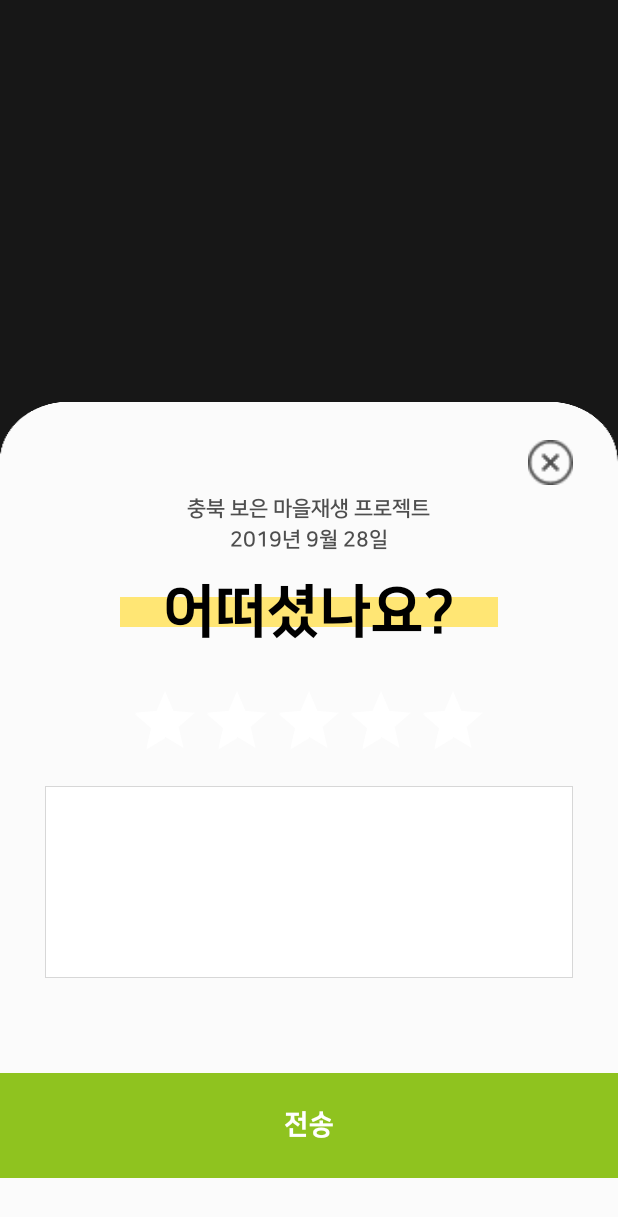
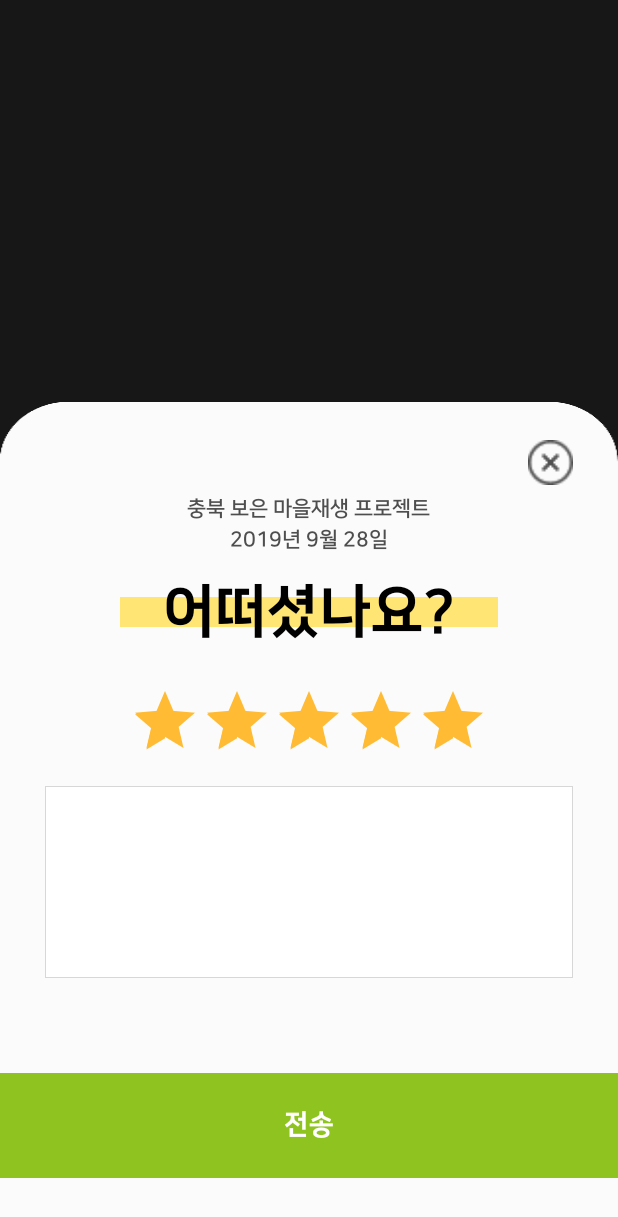
Before and after one commit to KimMooHyeon/UniFarm-Android, an Android app: the ReviewActivity screen opened directly, with no data from a screen before it, on a phone screen of 412 x 824 dp. Shown: the top 1217 px of the screen. Run offline under Robolectric (Android 15) with nearby library versions, the phone set to English and light mode, and no system bars.

Commit message:
Merge branch 'dev' of https://github.com/UniFarm/UniFarm-Android
# Conflicts:
#	app/src/main/AndroidManifest.xml
#	app/src/main/java/com/song2/unifarm/MainActivity.kt
+add setting network
change star color

```diff
--- a/app/src/main/res/values/styles.xml
+++ b/app/src/main/res/values/styles.xml
@@ -12,7 +12,7 @@
         <item name="windowNoTitle">true</item>
     </style>
     <style name="WhiteRatingStar" parent="Base.Widget.AppCompat.RatingBar.Small">
-        <item name="colorAccent">@android:color/white</item>
+        <item name="colorAccent">@android:color/holo_orange_light</item>
     </style>
     <style name="categoryEditTheme" parent="@style/Theme.AppCompat.NoActionBar">
         <item name="android:windowBackground">@color/transcolor</item>
```
